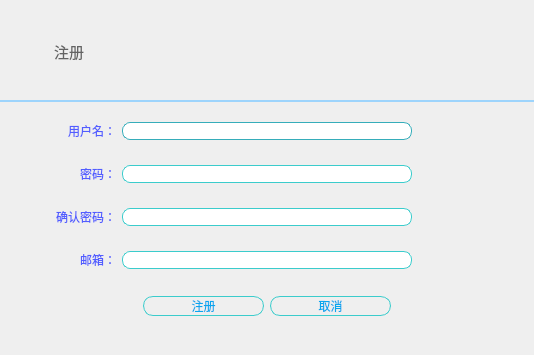
The window that Client/registerdia.ui (qunigouming/MyMusic) describes before a commit, drawn with Qt 5.
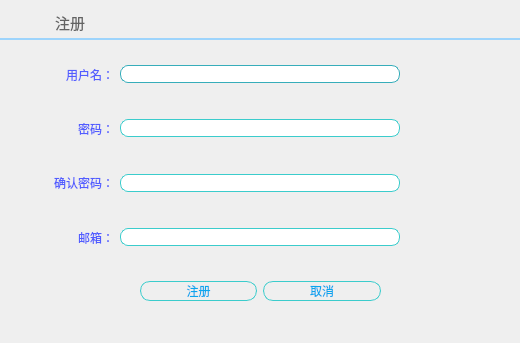
The same window after the commit. Icons and pictures are not drawn.

Commit message: 再次优化注册界面ui

The edit to the form file:
```diff
--- a/Client/registerdia.ui
+++ b/Client/registerdia.ui
@@ -6,8 +6,8 @@
    <rect>
     <x>0</x>
     <y>0</y>
-    <width>534</width>
-    <height>355</height>
+    <width>520</width>
+    <height>343</height>
    </rect>
   </property>
   <property name="windowTitle">
@@ -19,7 +19,7 @@
 	border: 1px solid rgb(197, 197, 197);
 }</string>
   </property>
-  <layout class="QVBoxLayout" name="verticalLayout" stretch="1,0">
+  <layout class="QVBoxLayout" name="verticalLayout" stretch="1,9">
    <property name="spacing">
     <number>0</number>
    </property>
@@ -36,7 +36,7 @@
     <number>17</number>
    </property>
    <item>
-    <widget class="QWidget" name="widget_7" native="true">
+    <widget class="QWidget" name="titleWidget" native="true">
      <property name="styleSheet">
       <string notr="true">border-bottom: 2px solid rgb(157,212,252);</string>
      </property>
@@ -63,10 +63,10 @@
           <number>0</number>
          </property>
          <property name="leftMargin">
-          <number>0</number>
+          <number>5</number>
          </property>
          <property name="topMargin">
-          <number>0</number>
+          <number>5</number>
          </property>
          <property name="rightMargin">
           <number>0</number>
@@ -144,10 +144,13 @@
           <widget class="QPushButton" name="exitWinodwBtn">
            <property name="minimumSize">
             <size>
-             <width>0</width>
-             <height>0</height>
+             <width>40</width>
+             <height>40</height>
             </size>
            </property>
+           <property name="toolTip">
+            <string>关闭</string>
+           </property>
            <property name="layoutDirection">
             <enum>Qt::RightToLeft</enum>
            </property>
@@ -155,6 +158,10 @@
             <string notr="true">QPushButton {
 	qproperty-icon: url(:/Clear.png);
 	border-style: hidden;
+}
+
+QPushButton::hover {
+	background-color: rgb(255, 0, 0);
 }</string>
            </property>
            <property name="text">
```
The commit also changes 3 other files.
